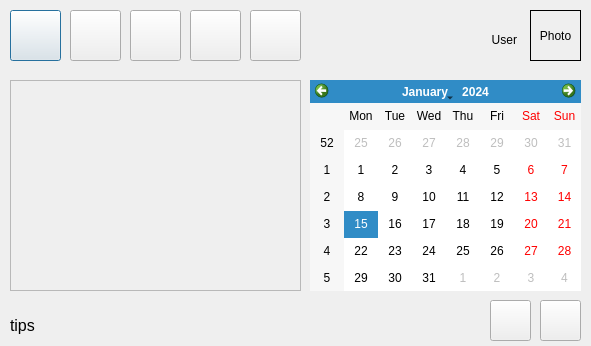
Before: the Qt Designer form forms/mainForm.ui in MrKykypy3ka/SRM_IT, drawn with Qt 5.
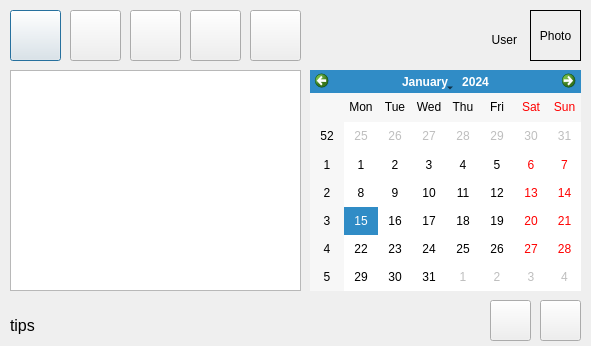
After: the same form once the commit is applied. Icons and pictures are not drawn.

Commit message: load list from bd

Patch:
```diff
--- a/forms/mainForm.ui
+++ b/forms/mainForm.ui
@@ -120,29 +120,6 @@
     <set>Qt::AlignRight|Qt::AlignTrailing|Qt::AlignVCenter</set>
    </property>
   </widget>
-  <widget class="QScrollArea" name="scrollArea">
-   <property name="geometry">
-    <rect>
-     <x>10</x>
-     <y>80</y>
-     <width>291</width>
-     <height>211</height>
-    </rect>
-   </property>
-   <property name="widgetResizable">
-    <bool>true</bool>
-   </property>
-   <widget class="QWidget" name="scrollAreaWidgetContents">
-    <property name="geometry">
-     <rect>
-      <x>0</x>
-      <y>0</y>
-      <width>289</width>
-      <height>209</height>
-     </rect>
-    </property>
-   </widget>
-  </widget>
   <widget class="QLabel" name="label_2">
    <property name="geometry">
     <rect>
@@ -216,9 +193,19 @@
    <property name="geometry">
     <rect>
      <x>310</x>
-     <y>80</y>
+     <y>70</y>
      <width>271</width>
-     <height>211</height>
+     <height>221</height>
+    </rect>
+   </property>
+  </widget>
+  <widget class="QListWidget" name="listWidget">
+   <property name="geometry">
+    <rect>
+     <x>10</x>
+     <y>70</y>
+     <width>291</width>
+     <height>221</height>
     </rect>
    </property>
   </widget>
```
The commit also changes 2 other files.
